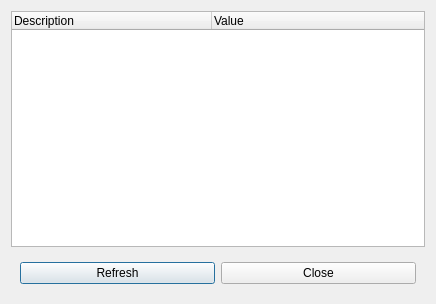
This is libEPLViz/ui/Statistics.ui in epl-viz/EPL-Viz as Qt 5 draws it before an edit. The edited form follows.
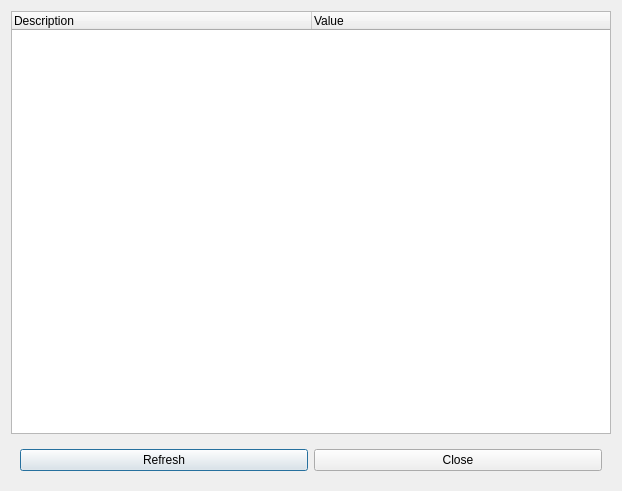
This is the edited form. Icons and pictures are not drawn.

What changed in the file:
```diff
--- a/libEPLViz/ui/Statistics.ui
+++ b/libEPLViz/ui/Statistics.ui
@@ -6,8 +6,8 @@
    <rect>
     <x>0</x>
     <y>0</y>
-    <width>436</width>
-    <height>304</height>
+    <width>622</width>
+    <height>491</height>
    </rect>
   </property>
   <property name="windowTitle">
@@ -17,7 +17,7 @@
    <item>
     <widget class="QTreeWidget" name="List">
      <attribute name="headerDefaultSectionSize">
-      <number>200</number>
+      <number>300</number>
      </attribute>
      <column>
       <property name="text">
```
